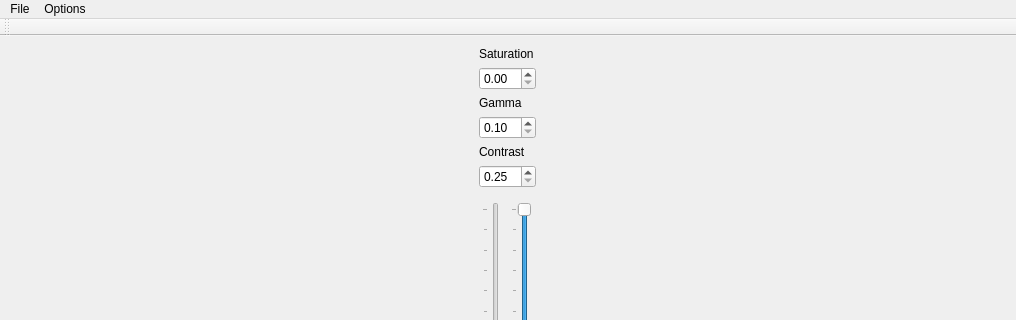
607011/whiteboard-minus-one, file mainwindow.ui: the form before one commit; both pictures show x 0 to 1016 and y 0 to 320 of the 1016 by 668 pixel window.
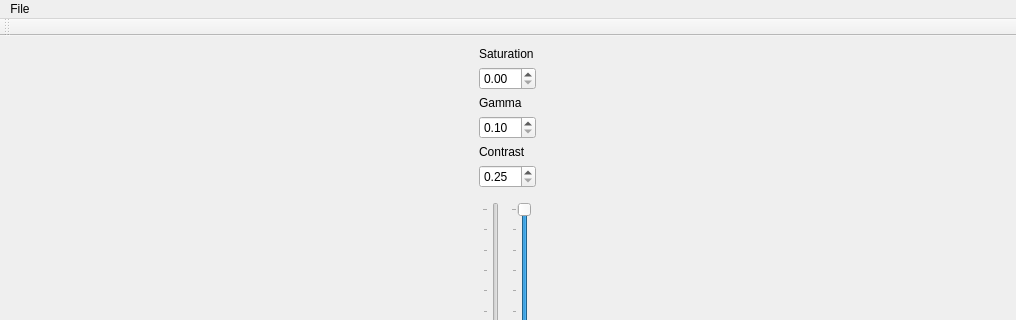
The form after the commit.

What changed in the file:
```diff
--- a/mainwindow.ui
+++ b/mainwindow.ui
@@ -204,12 +204,6 @@
      <height>21</height>
     </rect>
    </property>
-   <widget class="QMenu" name="menuExtras">
-    <property name="title">
-     <string>Options</string>
-    </property>
-    <addaction name="actionMapFromColorToDepth"/>
-   </widget>
    <widget class="QMenu" name="menuFile">
     <property name="title">
      <string>File</string>
@@ -217,7 +211,6 @@
     <addaction name="actionExit"/>
    </widget>
    <addaction name="menuFile"/>
-   <addaction name="menuExtras"/>
   </widget>
   <widget class="QToolBar" name="mainToolBar">
    <attribute name="toolBarArea">
```
